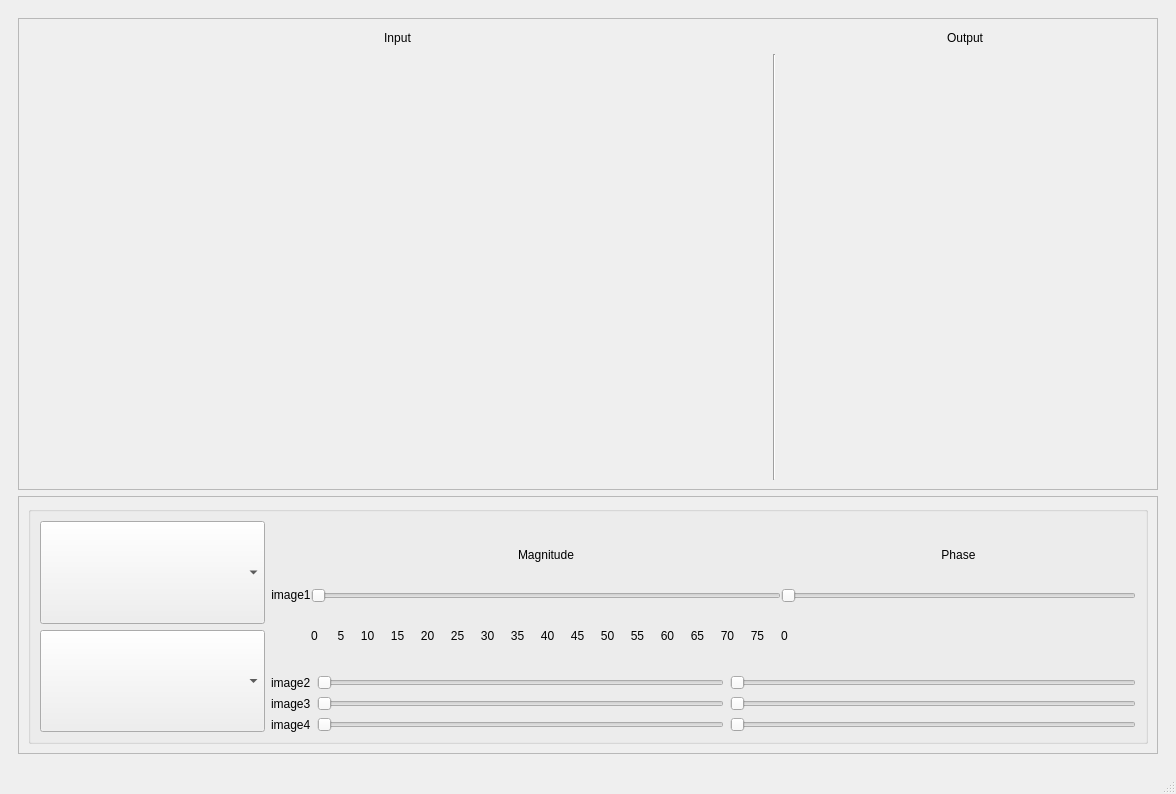
Before: the Qt Designer form UI/main_window.ui in Ibrahim-Fateen/Image-Mixer, drawn with Qt 5.
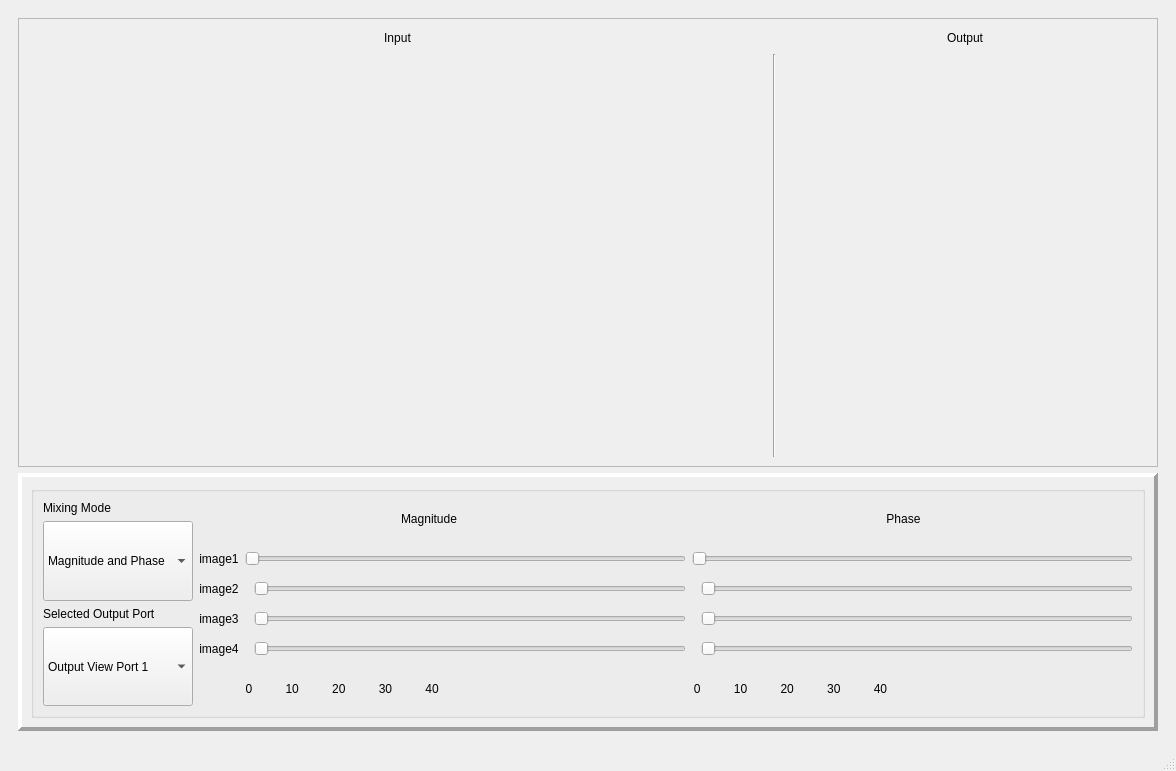
After: the same form once the commit is applied. Icons and pictures are not drawn.

Commit message: Mixer Design 2

```diff
--- a/UI/main_window.ui
+++ b/UI/main_window.ui
@@ -7,7 +7,7 @@
     <x>0</x>
     <y>0</y>
     <width>1176</width>
-    <height>794</height>
+    <height>771</height>
    </rect>
   </property>
   <property name="minimumSize">
@@ -2161,7 +2161,7 @@
           <enum>QFrame::Shape::StyledPanel</enum>
          </property>
          <property name="frameShadow">
-          <enum>QFrame::Shadow::Raised</enum>
+          <enum>QFrame::Shadow::Sunken</enum>
          </property>
          <layout class="QGridLayout" name="gridLayout">
           <item row="2" column="1">
@@ -2248,20 +2248,33 @@
           </size>
          </property>
          <property name="frameShape">
-          <enum>QFrame::Shape::StyledPanel</enum>
+          <enum>QFrame::Shape::Panel</enum>
          </property>
          <property name="frameShadow">
           <enum>QFrame::Shadow::Raised</enum>
          </property>
+         <property name="lineWidth">
+          <number>4</number>
+         </property>
          <layout class="QHBoxLayout" name="mixerLayout">
           <item>
            <widget class="QGroupBox" name="groupBox">
+            <property name="styleSheet">
+             <string notr="true"/>
+            </property>
             <property name="title">
              <string/>
             </property>
             <layout class="QHBoxLayout" name="horizontalLayout">
              <item>
-              <layout class="QVBoxLayout" name="ComboBoxSpace" stretch="0,0">
+              <layout class="QVBoxLayout" name="ComboBoxSpace" stretch="0,0,0,0">
+               <item alignment="">
+                <widget class="QLabel" name="mixingComboBoxLabel">
+                 <property name="text">
+                  <string>Mixing Mode</string>
+                 </property>
+                </widget>
+               </item>
                <item alignment="">
                 <widget class="QComboBox" name="compsSelectionComboBox">
                  <property name="sizePolicy">
@@ -2271,20 +2284,27 @@
                   </sizepolicy>
                  </property>
                  <property name="placeholderText">
-                  <string>Select Mixing Components</string>
+                  <string/>
                  </property>
                  <item>
                   <property name="text">
-                   <string>Signal View : Magnitude and Phase</string>
+                   <string>Magnitude and Phase</string>
                   </property>
                  </item>
                  <item>
                   <property name="text">
-                   <string>Complex View : Real and Imaginary</string>
+                   <string>Real and Imaginary</string>
                   </property>
                  </item>
                 </widget>
                </item>
+               <item alignment="">
+                <widget class="QLabel" name="outputComboBoxLabel">
+                 <property name="text">
+                  <string>Selected Output Port</string>
+                 </property>
+                </widget>
+               </item>
                <item alignment="">
                 <widget class="QComboBox" name="outputSelectionComboBox">
                  <property name="sizePolicy">
@@ -2294,7 +2314,7 @@
                   </sizepolicy>
                  </property>
                  <property name="placeholderText">
-                  <string>Select Output View Port</string>
+                  <string/>
                  </property>
                  <item>
                   <property name="text">
@@ -2311,84 +2331,71 @@
               </layout>
              </item>
              <item>
-              <layout class="QVBoxLayout" name="slidersSpace" stretch="0,0,0,0">
+              <layout class="QVBoxLayout" name="slidersSpace" stretch="1,7,7,7,7,1">
+               <property name="spacing">
+                <number>15</number>
+               </property>
+               <item>
+                <layout class="QHBoxLayout" name="slidersLabelLayout" stretch="0,0">
+                 <item>
+                  <widget class="QLabel" name="leftSlidersLabel">
+                   <property name="text">
+                    <string>Magnitude</string>
+                   </property>
+                   <property name="alignment">
+                    <set>Qt::AlignmentFlag::AlignCenter</set>
+                   </property>
+                  </widget>
+                 </item>
+                 <item>
+                  <widget class="QLabel" name="rightSlidersLabel">
+                   <property name="text">
+                    <string>Phase</string>
+                   </property>
+                   <property name="alignment">
+                    <set>Qt::AlignmentFlag::AlignCenter</set>
+                   </property>
+                  </widget>
+                 </item>
+                </layout>
+               </item>
                <item>
                 <layout class="QHBoxLayout" name="image1SlidersLayout" stretch="0,0,0">
                  <property name="spacing">
-                  <number>0</number>
+                  <number>6</number>
                  </property>
                  <item>
-                  <layout class="QVBoxLayout" name="image1SlidersLabelLayout">
-                   <item>
-                    <widget class="QLabel" name="image1SlidersLabel">
-                     <property name="text">
-                      <string>image1</string>
-                     </property>
-                     <property name="alignment">
-                      <set>Qt::AlignmentFlag::AlignCenter</set>
-                     </property>
-                    </widget>
-                   </item>
-                  </layout>
+                  <widget class="QLabel" name="image1SlidersLabel">
+                   <property name="text">
+                    <string>image1</string>
+                   </property>
+                   <property name="alignment">
+                    <set>Qt::AlignmentFlag::AlignCenter</set>
+                   </property>
+                  </widget>
                  </item>
                  <item>
-                  <layout class="QVBoxLayout" name="image1LeftSLiderLayout">
-                   <item>
-                    <widget class="QLabel" name="imageLeftSliderLabel">
-                     <property name="text">
-                      <string>Magnitude</string>
-                     </property>
-                     <property name="alignment">
-                      <set>Qt::AlignmentFlag::AlignCenter</set>
-                     </property>
-                    </widget>
-                   </item>
-                   <item>
-                    <widget class="QSlider" name="horizontalSlider">
-                     <property name="orientation">
-                      <enum>Qt::Orientation::Horizontal</enum>
-                     </property>
-                    </widget>
-                   </item>
-                   <item>
-                    <widget class="QLabel" name="image1LeftSliderAxis">
-                     <property name="text">
-                      <string>0      5     10     15     20     25     30     35     40     45     50     55     60     65     70     75     </string>
-                     </property>
-                     <property name="alignment">
-                      <set>Qt::AlignmentFlag::AlignLeading|Qt::AlignmentFlag::AlignLeft|Qt::AlignmentFlag::AlignVCenter</set>
-                     </property>
-                    </widget>
-                   </item>
-                  </layout>
+                  <widget class="QSlider" name="image1LeftSlider">
+                   <property name="maximum">
+                    <number>99</number>
+                   </property>
+                   <property name="orientation">
+                    <enum>Qt::Orientation::Horizontal</enum>
+                   </property>
+                   <property name="tickPosition">
+                    <enum>QSlider::TickPosition::NoTicks</enum>
+                   </property>
+                   <property name="tickInterval">
+                    <number>0</number>
+                   </property>
+                  </widget>
                  </item>
                  <item>
-                  <layout class="QVBoxLayout" name="image1RightSliderLayout">
-                   <item>
-                    <widget class="QLabel" name="image1RightSliderLabel">
-                     <property name="text">
-                      <string>Phase</string>
-                     </property>
-                     <property name="alignment">
-                      <set>Qt::AlignmentFlag::AlignCenter</set>
-                     </property>
-                    </widget>
-                   </item>
-                   <item>
-                    <widget class="QSlider" name="horizontalSlider_2">
-                     <property name="orientation">
-                      <enum>Qt::Orientation::Horizontal</enum>
-                     </property>
-                    </widget>
-                   </item>
-                   <item>
-                    <widget class="QLabel" name="label_4">
-                     <property name="text">
-                      <string>0</string>
-                     </property>
-                    </widget>
-                   </item>
-                  </layout>
+                  <widget class="QSlider" name="image1RightSlider">
+                   <property name="orientation">
+                    <enum>Qt::Orientation::Horizontal</enum>
+                   </property>
+                  </widget>
                  </item>
                 </layout>
                </item>
@@ -2400,19 +2407,19 @@
                     <string>image2</string>
                    </property>
                    <property name="alignment">
-                    <set>Qt::AlignmentFlag::AlignJustify|Qt::AlignmentFlag::AlignVCenter</set>
+                    <set>Qt::AlignmentFlag::AlignCenter</set>
                    </property>
                   </widget>
                  </item>
                  <item>
-                  <widget class="QSlider" name="horizontalSlider_4">
+                  <widget class="QSlider" name="image2LeftSlider">
                    <property name="orientation">
                     <enum>Qt::Orientation::Horizontal</enum>
                    </property>
                   </widget>
                  </item>
                  <item>
-                  <widget class="QSlider" name="horizontalSlider_3">
+                  <widget class="QSlider" name="image2RightSlider">
                    <property name="orientation">
                     <enum>Qt::Orientation::Horizontal</enum>
                    </property>
@@ -2428,19 +2435,19 @@
                     <string>image3</string>
                    </property>
                    <property name="alignment">
-                    <set>Qt::AlignmentFlag::AlignJustify|Qt::AlignmentFlag::AlignVCenter</set>
+                    <set>Qt::AlignmentFlag::AlignCenter</set>
                    </property>
                   </widget>
                  </item>
                  <item>
-                  <widget class="QSlider" name="horizontalSlider_6">
+                  <widget class="QSlider" name="image3RightSlider">
                    <property name="orientation">
                     <enum>Qt::Orientation::Horizontal</enum>
                    </property>
                   </widget>
                  </item>
                  <item>
-                  <widget class="QSlider" name="horizontalSlider_5">
+                  <widget class="QSlider" name="image3LeftSlider">
                    <property name="orientation">
                     <enum>Qt::Orientation::Horizontal</enum>
                    </property>
@@ -2456,19 +2463,19 @@
                     <string>image4</string>
                    </property>
                    <property name="alignment">
-                    <set>Qt::AlignmentFlag::AlignJustify|Qt::AlignmentFlag::AlignVCenter</set>
+                    <set>Qt::AlignmentFlag::AlignCenter</set>
                    </property>
                   </widget>
                  </item>
                  <item>
-                  <widget class="QSlider" name="horizontalSlider_8">
+                  <widget class="QSlider" name="image4LeftSlider">
                    <property name="orientation">
                     <enum>Qt::Orientation::Horizontal</enum>
                    </property>
                   </widget>
                  </item>
                  <item>
-                  <widget class="QSlider" name="horizontalSlider_7">
+                  <widget class="QSlider" name="image4RightSlider">
                    <property name="orientation">
                     <enum>Qt::Orientation::Horizontal</enum>
                    </property>
@@ -2476,6 +2483,24 @@
                  </item>
                 </layout>
                </item>
+               <item>
+                <layout class="QHBoxLayout" name="slidersAxisLayout">
+                 <item>
+                  <widget class="QLabel" name="leftSlidersAxis">
+                   <property name="text">
+                    <string>              0          10          20          30          40</string>
+                   </property>
+                  </widget>
+                 </item>
+                 <item>
+                  <widget class="QLabel" name="rightSlidersAxis">
+                   <property name="text">
+                    <string>      0          10          20          30          40</string>
+                   </property>
+                  </widget>
+                 </item>
+                </layout>
+               </item>
               </layout>
              </item>
             </layout>
```
